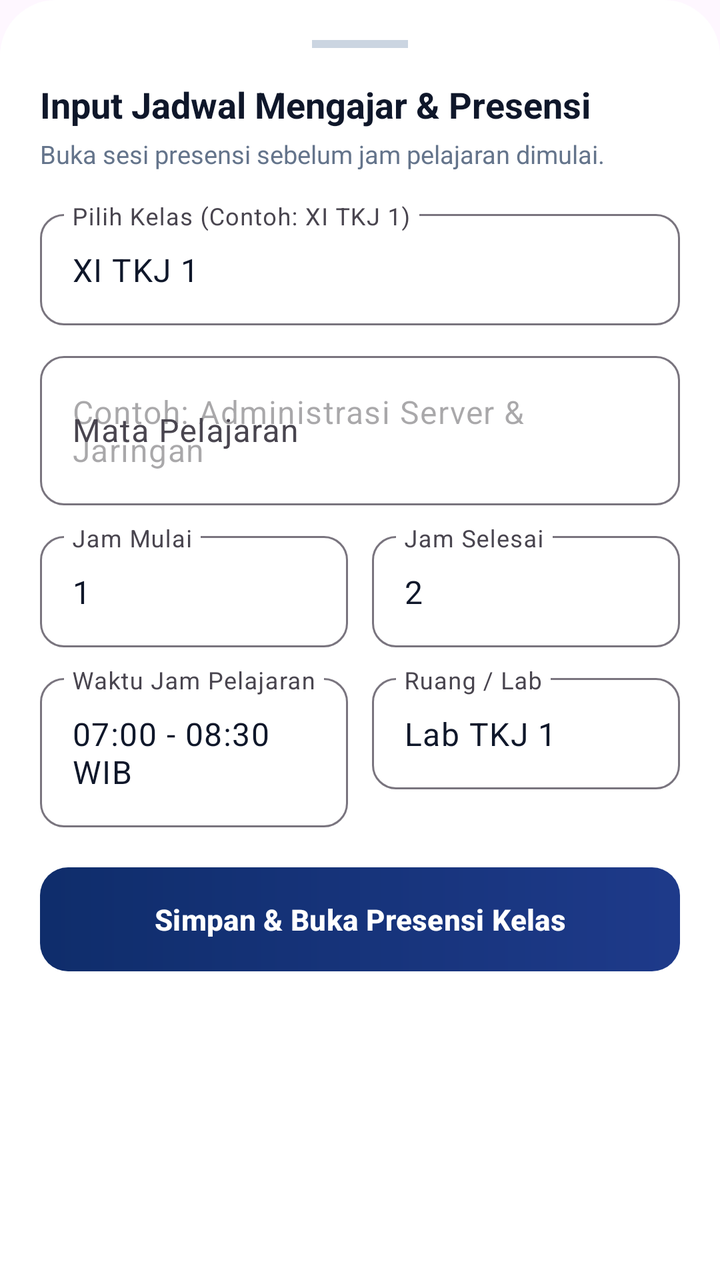
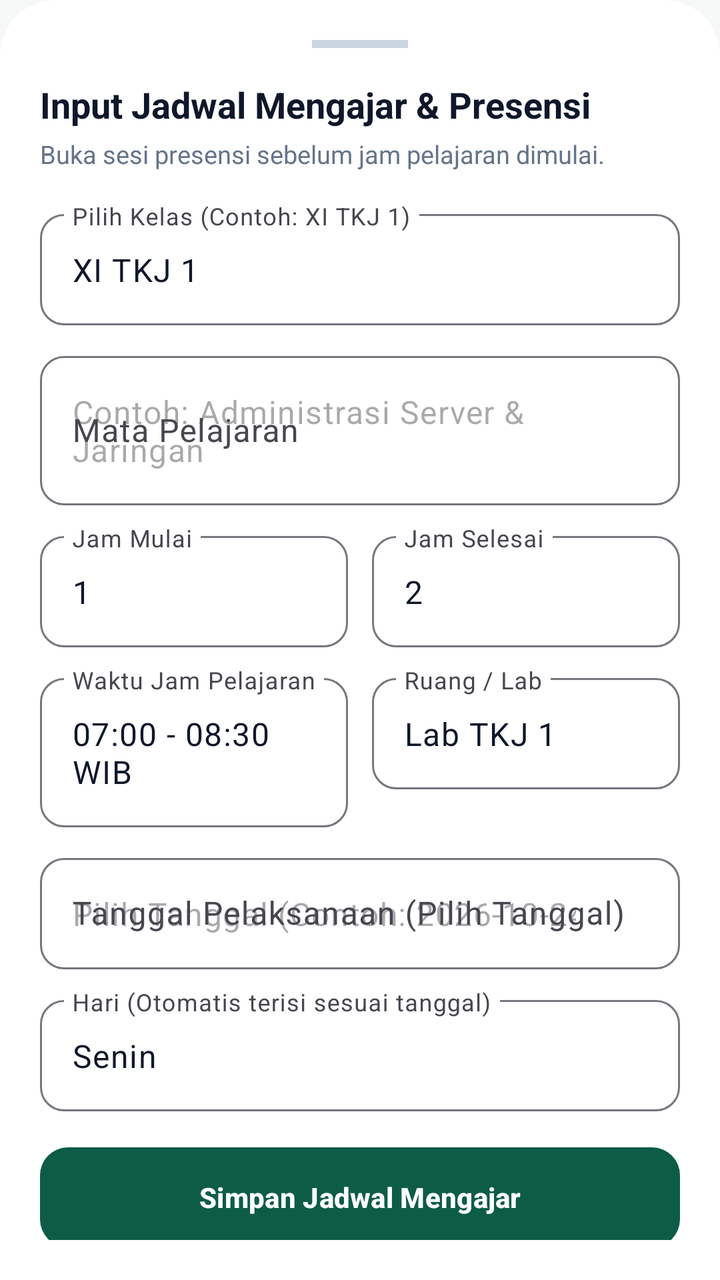

Before-and-after screenshots of an Android layout around one commit, followed by the original layout XML and the change that was made.
<!-- AndroidManifest.xml: application theme Theme.AbsensiAPP -->
<!-- res/layout/dialog_add_schedule.xml -->
<?xml version="1.0" encoding="utf-8"?>
<LinearLayout xmlns:android="http://schemas.android.com/apk/res/android"
    xmlns:app="http://schemas.android.com/apk/res-auto"
    android:layout_width="match_parent"
    android:layout_height="wrap_content"
    android:background="@drawable/bg_dialog_sheet"
    android:orientation="vertical"
    android:padding="20dp">

    <View
        android:layout_width="48dp"
        android:layout_height="4dp"
        android:layout_gravity="center_horizontal"
        android:layout_marginBottom="16dp"
        android:background="#CBD5E1" />

    <TextView
        android:layout_width="wrap_content"
        android:layout_height="wrap_content"
        android:text="Input Jadwal Mengajar &amp; Presensi"
        android:textColor="@color/text_primary"
        android:textSize="18sp"
        android:textStyle="bold" />

    <TextView
        android:layout_width="wrap_content"
        android:layout_height="wrap_content"
        android:layout_marginTop="4dp"
        android:text="Buka sesi presensi sebelum jam pelajaran dimulai."
        android:textColor="@color/text_secondary"
        android:textSize="12.5sp" />

    
    <com.google.android.material.textfield.TextInputLayout
        android:id="@+id/tilClassSelect"
        style="@style/Widget.Material3.TextInputLayout.OutlinedBox"
        android:layout_width="match_parent"
        android:layout_height="wrap_content"
        android:layout_marginTop="16dp"
        android:hint="Pilih Kelas (Contoh: XI TKJ 1)"
        app:boxCornerRadiusBottomEnd="12dp"
        app:boxCornerRadiusBottomStart="12dp"
        app:boxCornerRadiusTopEnd="12dp"
        app:boxCornerRadiusTopStart="12dp">

        <com.google.android.material.textfield.TextInputEditText
            android:id="@+id/etClassName"
            android:layout_width="match_parent"
            android:layout_height="wrap_content"
            android:text="XI TKJ 1"
            android:textColor="@color/text_primary" />
    </com.google.android.material.textfield.TextInputLayout>

    
    <com.google.android.material.textfield.TextInputLayout
        android:id="@+id/tilSubject"
        style="@style/Widget.Material3.TextInputLayout.OutlinedBox"
        android:layout_width="match_parent"
        android:layout_height="wrap_content"
        android:layout_marginTop="10dp"
        android:hint="Mata Pelajaran"
        app:boxCornerRadiusBottomEnd="12dp"
        app:boxCornerRadiusBottomStart="12dp"
        app:boxCornerRadiusTopEnd="12dp"
        app:boxCornerRadiusTopStart="12dp">

        <com.google.android.material.textfield.TextInputEditText
            android:id="@+id/etSubjectName"
            android:layout_width="match_parent"
            android:layout_height="wrap_content"
            android:hint="Contoh: Administrasi Server &amp; Jaringan"
            android:textColor="@color/text_primary" />
    </com.google.android.material.textfield.TextInputLayout>

    
    <LinearLayout
        android:layout_width="match_parent"
        android:layout_height="wrap_content"
        android:layout_marginTop="10dp"
        android:orientation="horizontal">

        <com.google.android.material.textfield.TextInputLayout
            style="@style/Widget.Material3.TextInputLayout.OutlinedBox"
            android:layout_width="0dp"
            android:layout_height="wrap_content"
            android:layout_marginEnd="6dp"
            android:layout_weight="1"
            android:hint="Jam Mulai"
            app:boxCornerRadiusBottomEnd="12dp"
            app:boxCornerRadiusBottomStart="12dp"
            app:boxCornerRadiusTopEnd="12dp"
            app:boxCornerRadiusTopStart="12dp">

            <com.google.android.material.textfield.TextInputEditText
                android:id="@+id/etPeriodStart"
                android:layout_width="match_parent"
                android:layout_height="wrap_content"
                android:inputType="number"
                android:text="1"
                android:textColor="@color/text_primary" />
        </com.google.android.material.textfield.TextInputLayout>

        <com.google.android.material.textfield.TextInputLayout
            style="@style/Widget.Material3.TextInputLayout.OutlinedBox"
            android:layout_width="0dp"
            android:layout_height="wrap_content"
            android:layout_marginStart="6dp"
            android:layout_weight="1"
            android:hint="Jam Selesai"
            app:boxCornerRadiusBottomEnd="12dp"
            app:boxCornerRadiusBottomStart="12dp"
            app:boxCornerRadiusTopEnd="12dp"
            app:boxCornerRadiusTopStart="12dp">

            <com.google.android.material.textfield.TextInputEditText
                android:id="@+id/etPeriodEnd"
                android:layout_width="match_parent"
                android:layout_height="wrap_content"
                android:inputType="number"
                android:text="2"
                android:textColor="@color/text_primary" />
        </com.google.android.material.textfield.TextInputLayout>
    </LinearLayout>

    
    <LinearLayout
        android:layout_width="match_parent"
        android:layout_height="wrap_content"
        android:layout_marginTop="10dp"
        android:orientation="horizontal">

        <com.google.android.material.textfield.TextInputLayout
            style="@style/Widget.Material3.TextInputLayout.OutlinedBox"
            android:layout_width="0dp"
            android:layout_height="wrap_content"
            android:layout_marginEnd="6dp"
            android:layout_weight="1"
            android:hint="Waktu Jam Pelajaran"
            app:boxCornerRadiusBottomEnd="12dp"
            app:boxCornerRadiusBottomStart="12dp"
            app:boxCornerRadiusTopEnd="12dp"
            app:boxCornerRadiusTopStart="12dp">

            <com.google.android.material.textfield.TextInputEditText
                android:id="@+id/etTimeSlot"
                android:layout_width="match_parent"
                android:layout_height="wrap_content"
                android:text="07:00 - 08:30 WIB"
                android:textColor="@color/text_primary" />
        </com.google.android.material.textfield.TextInputLayout>

        <com.google.android.material.textfield.TextInputLayout
            style="@style/Widget.Material3.TextInputLayout.OutlinedBox"
            android:layout_width="0dp"
            android:layout_height="wrap_content"
            android:layout_marginStart="6dp"
            android:layout_weight="1"
            android:hint="Ruang / Lab"
            app:boxCornerRadiusBottomEnd="12dp"
            app:boxCornerRadiusBottomStart="12dp"
            app:boxCornerRadiusTopEnd="12dp"
            app:boxCornerRadiusTopStart="12dp">

            <com.google.android.material.textfield.TextInputEditText
                android:id="@+id/etRoomName"
                android:layout_width="match_parent"
                android:layout_height="wrap_content"
                android:text="Lab TKJ 1"
                android:textColor="@color/text_primary" />
        </com.google.android.material.textfield.TextInputLayout>
    </LinearLayout>

    <com.google.android.material.button.MaterialButton
        android:id="@+id/btnSaveSchedule"
        android:layout_width="match_parent"
        android:layout_height="52dp"
        android:layout_marginTop="20dp"
        android:background="@drawable/bg_button_navy"
        android:text="Simpan &amp; Buka Presensi Kelas"
        android:textAllCaps="false"
        android:textColor="@color/white"
        android:textSize="14.5sp"
        android:textStyle="bold"
        app:backgroundTint="@null"
        app:cornerRadius="12dp" />

</LinearLayout>
<!-- resources referenced by this layout -->
<resources>
  <color name="text_primary">#0F172A</color>
  <color name="text_secondary">#64748B</color>
  <color name="white">#FFFFFF</color>
  <!-- drawable bg_button_navy (drawable) -->
  <?xml version="1.0" encoding="utf-8"?>
  <ripple xmlns:android="http://schemas.android.com/apk/res/android"
      android:color="#40FFFFFF">
      <item>
          <shape android:shape="rectangle">
              <corners android:radius="14dp" />
              <gradient
                  android:angle="0"
                  android:startColor="@color/primary_navy"
                  android:endColor="@color/primary_navy_light" />
          </shape>
      </item>
  </ripple>
  <!-- drawable bg_dialog_sheet (drawable) -->
  <?xml version="1.0" encoding="utf-8"?>
  <shape xmlns:android="http://schemas.android.com/apk/res/android"
      android:shape="rectangle">
      <corners
          android:topLeftRadius="28dp"
          android:topRightRadius="28dp"
          android:bottomLeftRadius="0dp"
          android:bottomRightRadius="0dp" />
      <solid android:color="@color/card_bg" />
  </shape>
  <style name="Theme.AbsensiAPP" parent="Theme.Material3.DayNight.NoActionBar">
          
          <item name="colorPrimary">@color/primary_navy</item>
          <item name="colorPrimaryVariant">@color/primary_navy_dark</item>
          <item name="colorOnPrimary">@color/white</item>
          
          <item name="colorSecondary">@color/accent_orange</item>
          <item name="colorSecondaryVariant">@color/accent_orange_dark</item>
          <item name="colorOnSecondary">@color/white</item>
          
          <item name="android:statusBarColor">@color/primary_navy_dark</item>
          <item name="android:windowLightStatusBar">false</item>
          <item name="android:navigationBarColor">@color/white</item>
          <item name="android:windowLightNavigationBar">true</item>
      </style>
  <color name="primary_navy">#0F2D6B</color>
  <color name="primary_navy_light">#1E3A8A</color>
  <color name="card_bg">#FFFFFF</color>
  <color name="primary_navy_dark">#081738</color>
  <color name="accent_orange">#F97316</color>
  <color name="accent_orange_dark">#EA580C</color>
</resources>

<!-- the commit's change to res/layout/dialog_add_schedule.xml (unified diff, before → after) -->
@@ -170,18 +170,77 @@
         </com.google.android.material.textfield.TextInputLayout>
     </LinearLayout>
 
+    
+    <com.google.android.material.textfield.TextInputLayout
+        android:id="@+id/tilScheduleDate"
+        style="@style/Widget.Material3.TextInputLayout.OutlinedBox"
+        android:layout_width="match_parent"
+        android:layout_height="wrap_content"
+        android:layout_marginTop="10dp"
+        android:hint="Tanggal Pelaksanaan (Pilih Tanggal)"
+        app:boxCornerRadiusBottomEnd="12dp"
+        app:boxCornerRadiusBottomStart="12dp"
+        app:boxCornerRadiusTopEnd="12dp"
+        app:boxCornerRadiusTopStart="12dp"
+        app:endIconMode="custom">
+
+        <com.google.android.material.textfield.TextInputEditText
+            android:id="@+id/etScheduleDate"
+            android:layout_width="match_parent"
+            android:layout_height="wrap_content"
+            android:clickable="true"
+            android:cursorVisible="false"
+            android:focusable="false"
+            android:hint="Pilih Tanggal (Contoh: 2026-10-24)"
+            android:textColor="@color/text_primary" />
+    </com.google.android.material.textfield.TextInputLayout>
+
+    
+    <com.google.android.material.textfield.TextInputLayout
+        android:id="@+id/tilDaySelect"
+        style="@style/Widget.Material3.TextInputLayout.OutlinedBox"
+        android:layout_width="match_parent"
+        android:layout_height="wrap_content"
+        android:layout_marginTop="10dp"
+        android:hint="Hari (Otomatis terisi sesuai tanggal)"
+        app:boxCornerRadiusBottomEnd="12dp"
+        app:boxCornerRadiusBottomStart="12dp"
+        app:boxCornerRadiusTopEnd="12dp"
+        app:boxCornerRadiusTopStart="12dp">
+
+        <com.google.android.material.textfield.TextInputEditText
+            android:id="@+id/etDayName"
+            android:layout_width="match_parent"
+            android:layout_height="wrap_content"
+            android:text="Senin"
+            android:textColor="@color/text_primary" />
+    </com.google.android.material.textfield.TextInputLayout>
+
     <com.google.android.material.button.MaterialButton
         android:id="@+id/btnSaveSchedule"
         android:layout_width="match_parent"
-        android:layout_height="52dp"
-        android:layout_marginTop="20dp"
-        android:background="@drawable/bg_button_navy"
-        android:text="Simpan &amp; Buka Presensi Kelas"
+        android:layout_height="50dp"
+        android:layout_marginTop="18dp"
+        android:background="@drawable/bg_hadirku_primary_btn"
+        android:text="Simpan Jadwal Mengajar"
         android:textAllCaps="false"
         android:textColor="@color/white"
-        android:textSize="14.5sp"
+        android:textSize="14sp"
         android:textStyle="bold"
         app:backgroundTint="@null"
         app:cornerRadius="12dp" />
 
+    <com.google.android.material.button.MaterialButton
+        android:id="@+id/btnCancelSchedule"
+        style="@style/Widget.Material3.Button.OutlinedButton"
+        android:layout_width="match_parent"
+        android:layout_height="48dp"
+        android:layout_marginTop="8dp"
+        android:text="Batal"
+        android:textAllCaps="false"
+        android:textColor="@color/text_secondary"
+        android:textSize="13.5sp"
+        app:cornerRadius="12dp"
+        app:strokeColor="@color/hadirku_gray_border" />
+
 </LinearLayout>
<!-- resource entries referenced after the edit -->
@@ -1,22 +1,9 @@
 <!-- resources referenced by this layout -->
 <resources>
+  <color name="hadirku_gray_border">#E5E7EB</color>
   <color name="text_primary">#0F172A</color>
   <color name="text_secondary">#64748B</color>
   <color name="white">#FFFFFF</color>
-  <!-- drawable bg_button_navy (drawable) -->
-  <?xml version="1.0" encoding="utf-8"?>
-  <ripple xmlns:android="http://schemas.android.com/apk/res/android"
-      android:color="#40FFFFFF">
-      <item>
-          <shape android:shape="rectangle">
-              <corners android:radius="14dp" />
-              <gradient
-                  android:angle="0"
-                  android:startColor="@color/primary_navy"
-                  android:endColor="@color/primary_navy_light" />
-          </shape>
-      </item>
-  </ripple>
   <!-- drawable bg_dialog_sheet (drawable) -->
   <?xml version="1.0" encoding="utf-8"?>
   <shape xmlns:android="http://schemas.android.com/apk/res/android"
@@ -28,26 +15,42 @@
           android:bottomRightRadius="0dp" />
       <solid android:color="@color/card_bg" />
   </shape>
-  <style name="Theme.AbsensiAPP" parent="Theme.Material3.DayNight.NoActionBar">
+  <!-- drawable bg_hadirku_primary_btn (drawable) -->
+  <?xml version="1.0" encoding="utf-8"?>
+  <ripple xmlns:android="http://schemas.android.com/apk/res/android"
+      android:color="#33FFFFFF">
+      <item>
+          <shape android:shape="rectangle">
+              <solid android:color="@color/hadirku_primary" />
+              <corners android:radius="14dp" />
+          </shape>
+      </item>
+  </ripple>
+  <style name="Theme.AbsensiAPP" parent="Theme.Material3.Light.NoActionBar">
           
-          <item name="colorPrimary">@color/primary_navy</item>
-          <item name="colorPrimaryVariant">@color/primary_navy_dark</item>
+          <item name="colorPrimary">@color/hadirku_primary</item>
+          <item name="colorPrimaryVariant">@color/hadirku_primary_dark</item>
           <item name="colorOnPrimary">@color/white</item>
           
-          <item name="colorSecondary">@color/accent_orange</item>
-          <item name="colorSecondaryVariant">@color/accent_orange_dark</item>
-          <item name="colorOnSecondary">@color/white</item>
+          <item name="colorSecondary">@color/hadirku_yellow</item>
+          <item name="colorSecondaryVariant">@color/hadirku_yellow_dark</item>
+          <item name="colorOnSecondary">@color/hadirku_text_dark</item>
           
-          <item name="android:statusBarColor">@color/primary_navy_dark</item>
-          <item name="android:windowLightStatusBar">false</item>
+          <item name="android:colorBackground">@color/hadirku_bg</item>
+          <item name="colorSurface">@color/white</item>
+          <item name="colorOnSurface">@color/hadirku_text_dark</item>
+          
+          <item name="android:statusBarColor">@color/hadirku_bg</item>
+          <item name="android:windowLightStatusBar">true</item>
           <item name="android:navigationBarColor">@color/white</item>
           <item name="android:windowLightNavigationBar">true</item>
       </style>
-  <color name="primary_navy">#0F2D6B</color>
-  <color name="primary_navy_light">#1E3A8A</color>
   <color name="card_bg">#FFFFFF</color>
-  <color name="primary_navy_dark">#081738</color>
-  <color name="accent_orange">#F97316</color>
-  <color name="accent_orange_dark">#EA580C</color>
+  <color name="hadirku_primary">#0D5C46</color>
+  <color name="hadirku_primary_dark">#083D2E</color>
+  <color name="hadirku_yellow">#FCD34D</color>
+  <color name="hadirku_yellow_dark">#D97706</color>
+  <color name="hadirku_text_dark">#111827</color>
+  <color name="hadirku_bg">#F7F9F8</color>
 </resources>
 
